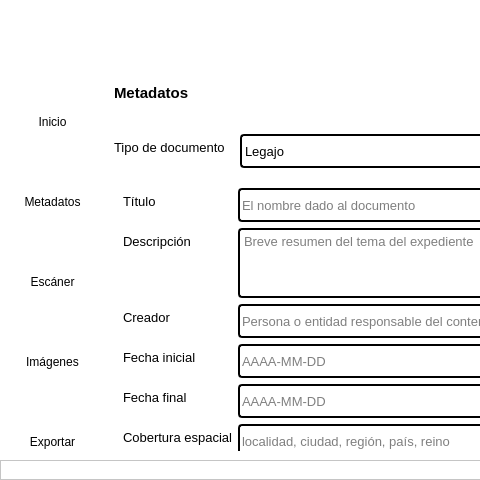
Before: the Qt Designer form main.ui in neogranadina/neo_escan, drawn with Qt 5; both pictures show x 0 to 480 and y 0 to 480 of the 800 by 480 pixel window.
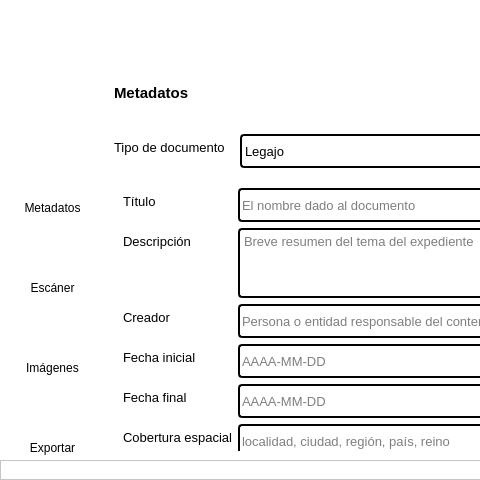
After: the same form once the commit is applied. The open tabs and pages were chosen to show the change. Icons and pictures are not drawn.

Commit message: images to normaloff

```diff
--- a/main.ui
+++ b/main.ui
@@ -284,11 +284,20 @@
          <property name="styleSheet">
           <string notr="true">QWidget {background-color: rgba(0, 0, 0,.7);}
 
+QLabel {
+	color: rgba(255,255,255,.9);
+	background-color: transparent;
+	background-position: center top;
+	padding-bottom: 5px;
+	background-repeat: no-repeat;
+}
+
 QPushButton {
 	color: rgba(255,255,255,.9);
 	background-color: transparent;
 	background-position: center top;
-	padding-top: 15px;
+	padding-top: 5px;
+	padding-bottom:5px;
 	background-repeat: no-repeat;
 }
 
@@ -327,13 +336,13 @@
             <property name="minimumSize">
              <size>
               <width>0</width>
-              <height>81</height>
+              <height>70</height>
              </size>
             </property>
             <property name="maximumSize">
              <size>
               <width>16777215</width>
-              <height>81</height>
+              <height>70</height>
              </size>
             </property>
             <property name="cursor">
@@ -344,9 +353,42 @@
 background-origin: content;</string>
             </property>
             <property name="text">
-             <string>
-
-Inicio</string>
+             <string/>
+            </property>
+            <property name="icon">
+             <iconset>
+              <normaloff>imgs/icons/pages-interface.svg</normaloff>imgs/icons/pages-interface.svg</iconset>
+            </property>
+            <property name="iconSize">
+             <size>
+              <width>40</width>
+              <height>40</height>
+             </size>
+            </property>
+           </widget>
+          </item>
+          <item>
+           <widget class="QLabel" name="inicioLabel">
+            <property name="minimumSize">
+             <size>
+              <width>0</width>
+              <height>18</height>
+             </size>
+            </property>
+            <property name="maximumSize">
+             <size>
+              <width>16777215</width>
+              <height>18</height>
+             </size>
+            </property>
+            <property name="styleSheet">
+             <string notr="true">color: rgb(255, 255, 255);</string>
+            </property>
+            <property name="text">
+             <string>Inicio</string>
+            </property>
+            <property name="alignment">
+             <set>Qt::AlignCenter</set>
             </property>
            </widget>
           </item>
@@ -355,13 +397,13 @@
             <property name="minimumSize">
              <size>
               <width>0</width>
-              <height>81</height>
+              <height>70</height>
              </size>
             </property>
             <property name="maximumSize">
              <size>
               <width>16777215</width>
-              <height>81</height>
+              <height>70</height>
              </size>
             </property>
             <property name="cursor">
@@ -372,9 +414,27 @@
 background-origin: content;</string>
             </property>
             <property name="text">
-             <string>
-
-Metadatos</string>
+             <string/>
+            </property>
+            <property name="icon">
+             <iconset>
+              <normaloff>imgs/icons/window-of-four-rounded-squares.svg</normaloff>imgs/icons/window-of-four-rounded-squares.svg</iconset>
+            </property>
+            <property name="iconSize">
+             <size>
+              <width>40</width>
+              <height>40</height>
+             </size>
+            </property>
+           </widget>
+          </item>
+          <item>
+           <widget class="QLabel" name="metadataLabel">
+            <property name="text">
+             <string>Metadatos</string>
+            </property>
+            <property name="alignment">
+             <set>Qt::AlignCenter</set>
             </property>
            </widget>
           </item>
@@ -383,13 +443,13 @@
             <property name="minimumSize">
              <size>
               <width>0</width>
-              <height>81</height>
+              <height>70</height>
              </size>
             </property>
             <property name="maximumSize">
              <size>
               <width>16777215</width>
-              <height>81</height>
+              <height>70</height>
              </size>
             </property>
             <property name="cursor">
@@ -401,9 +461,27 @@
 </string>
             </property>
             <property name="text">
-             <string>
-
-Escáner</string>
+             <string/>
+            </property>
+            <property name="icon">
+             <iconset>
+              <normaloff>imgs/icons/camera-to-take-photos.svg</normaloff>imgs/icons/camera-to-take-photos.svg</iconset>
+            </property>
+            <property name="iconSize">
+             <size>
+              <width>40</width>
+              <height>40</height>
+             </size>
+            </property>
+           </widget>
+          </item>
+          <item>
+           <widget class="QLabel" name="escaneLabel">
+            <property name="text">
+             <string>Escáner</string>
+            </property>
+            <property name="alignment">
+             <set>Qt::AlignCenter</set>
             </property>
            </widget>
           </item>
@@ -412,13 +490,13 @@
             <property name="minimumSize">
              <size>
               <width>0</width>
-              <height>81</height>
+              <height>70</height>
              </size>
             </property>
             <property name="maximumSize">
              <size>
               <width>16777215</width>
-              <height>81</height>
+              <height>70</height>
              </size>
             </property>
             <property name="cursor">
@@ -429,30 +507,42 @@
 background-origin: content;</string>
             </property>
             <property name="text">
-             <string>
-
-Imágenes</string>
+             <string/>
+            </property>
+            <property name="icon">
+             <iconset>
+              <normaloff>imgs/icons/images-interface-symbol.svg</normaloff>imgs/icons/images-interface-symbol.svg</iconset>
             </property>
             <property name="iconSize">
              <size>
-              <width>34</width>
-              <height>34</height>
+              <width>40</width>
+              <height>40</height>
              </size>
             </property>
            </widget>
           </item>
+          <item>
+           <widget class="QLabel" name="imagenesLabel">
+            <property name="text">
+             <string>Imágenes</string>
+            </property>
+            <property name="alignment">
+             <set>Qt::AlignCenter</set>
+            </property>
+           </widget>
+          </item>
           <item>
            <widget class="QPushButton" name="exportarButton">
             <property name="minimumSize">
              <size>
               <width>0</width>
-              <height>81</height>
+              <height>70</height>
              </size>
             </property>
             <property name="maximumSize">
              <size>
               <width>16777215</width>
-              <height>81</height>
+              <height>70</height>
              </size>
             </property>
             <property name="cursor">
@@ -463,9 +553,27 @@
 background-origin: content;</string>
             </property>
             <property name="text">
-             <string>
-
-Exportar</string>
+             <string/>
+            </property>
+            <property name="icon">
+             <iconset>
+              <normaloff>imgs/icons/download-symbol.svg</normaloff>imgs/icons/download-symbol.svg</iconset>
+            </property>
+            <property name="iconSize">
+             <size>
+              <width>40</width>
+              <height>40</height>
+             </size>
+            </property>
+           </widget>
+          </item>
+          <item>
+           <widget class="QLabel" name="exportarLabel">
+            <property name="text">
+             <string>Exportar</string>
+            </property>
+            <property name="alignment">
+             <set>Qt::AlignCenter</set>
             </property>
            </widget>
           </item>
```
Left out of the diff: 118 changed lines with no effect on the pictures. The commit also changes 2 other files.
